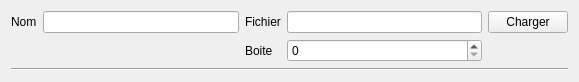
First picture: the form in UdooManager/ChannelEditor.ui, repository packadal/boiteselectriques-Manager, before the edit.
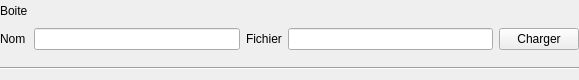
Second picture: the form after the edit.

```diff
--- a/UdooManager/ChannelEditor.ui
+++ b/UdooManager/ChannelEditor.ui
@@ -14,49 +14,71 @@
    <string>Form</string>
   </property>
   <layout class="QVBoxLayout" name="verticalLayout">
+   <property name="leftMargin">
+    <number>0</number>
+   </property>
+   <property name="topMargin">
+    <number>0</number>
+   </property>
+   <property name="rightMargin">
+    <number>0</number>
+   </property>
+   <property name="bottomMargin">
+    <number>0</number>
+   </property>
    <item>
     <layout class="QGridLayout" name="gridLayout_2">
-     <item row="0" column="3">
-      <widget class="QLineEdit" name="filename"/>
-     </item>
-     <item row="0" column="2">
-      <widget class="QLabel" name="label">
-       <property name="text">
-        <string>Fichier</string>
-       </property>
-      </widget>
-     </item>
-     <item row="2" column="2">
-      <widget class="QLabel" name="label_2">
-       <property name="text">
-        <string>Boite</string>
-       </property>
-      </widget>
-     </item>
-     <item row="2" column="3">
-      <widget class="QSpinBox" name="spinBox"/>
-     </item>
-     <item row="0" column="4">
+     <item row="1" column="4">
       <widget class="QPushButton" name="pushButton">
        <property name="text">
         <string>Charger</string>
        </property>
       </widget>
      </item>
-     <item row="0" column="0">
+     <item row="1" column="0">
       <widget class="QLabel" name="label_3">
        <property name="text">
         <string>Nom</string>
        </property>
       </widget>
      </item>
-     <item row="0" column="1">
+     <item row="0" column="0">
+      <widget class="QLabel" name="label_2">
+       <property name="text">
+        <string>Boite</string>
+       </property>
+      </widget>
+     </item>
+     <item row="1" column="2">
+      <widget class="QLabel" name="label">
+       <property name="text">
+        <string>Fichier</string>
+       </property>
+      </widget>
+     </item>
+     <item row="1" column="3">
+      <widget class="QLineEdit" name="filename"/>
+     </item>
+     <item row="1" column="1">
       <widget class="QLineEdit" name="name"/>
      </item>
+     <item row="0" column="1">
+      <widget class="QLabel" name="box_id">
+       <property name="text">
+        <string notr="true"/>
+       </property>
+      </widget>
+     </item>
     </layout>
    </item>
    <item>
     <widget class="Line" name="line">
+     <property name="minimumSize">
+      <size>
+       <width>0</width>
+       <height>24</height>
+      </size>
+     </property>
      <property name="orientation">
       <enum>Qt::Horizontal</enum>
      </property>
```
Left out of the diff: 52 changed lines with no effect on the pictures.
